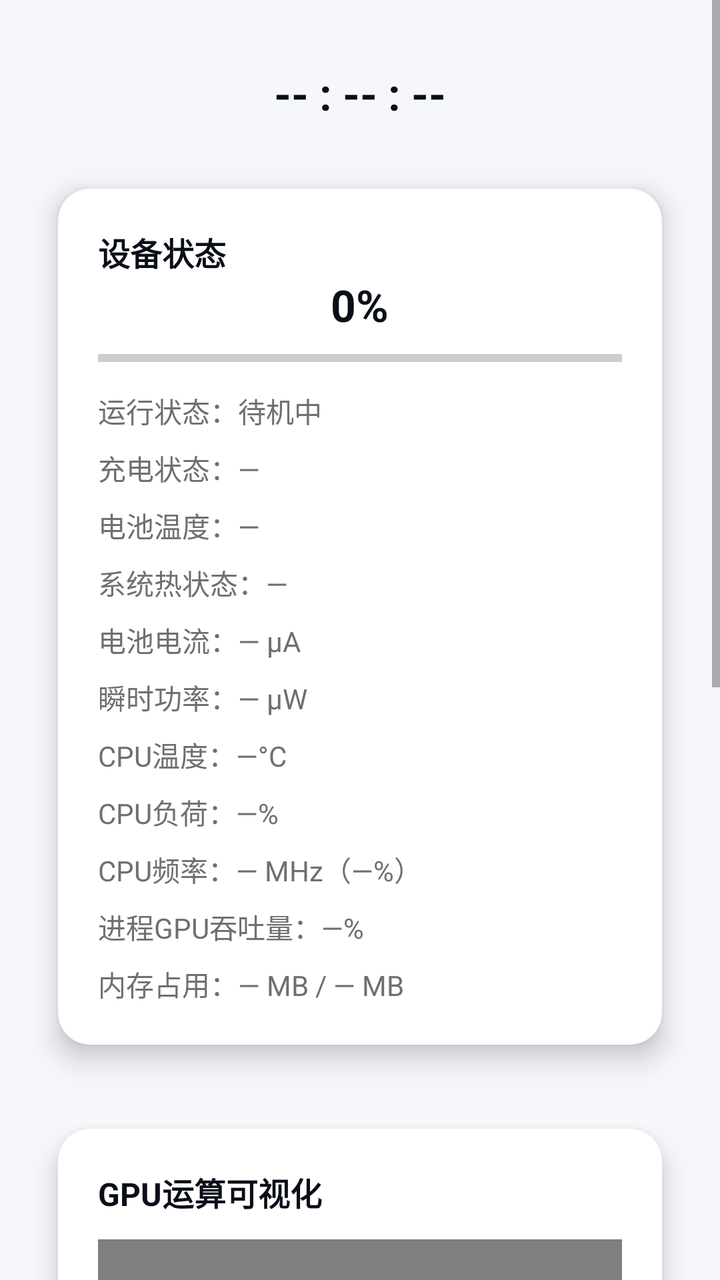
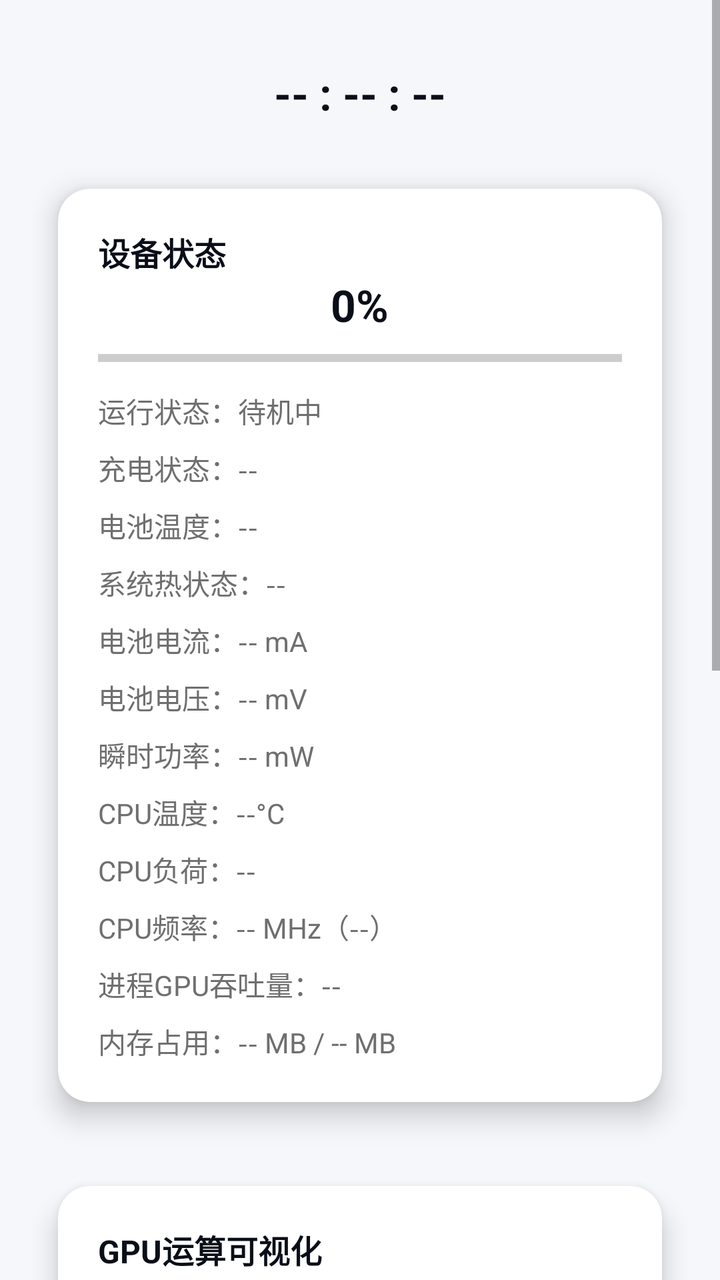

Compare the two renders of this Android layout. The source of the first and the diff that turns it into the second are given below.
<!-- AndroidManifest.xml: application theme Theme.PhoneWarmer -->
<!-- res/layout/activity_main.xml -->
<?xml version="1.0" encoding="utf-8"?>
<ScrollView xmlns:android="http://schemas.android.com/apk/res/android"
    xmlns:app="http://schemas.android.com/apk/res-auto"
    android:layout_width="match_parent"
    android:layout_height="match_parent"
    android:fillViewport="true"
    android:background="@color/background_main">

    <LinearLayout
        android:layout_width="match_parent"
        android:layout_height="wrap_content"
        android:orientation="vertical"
        android:padding="16dp">

        <TextView
            android:id="@+id/tvTime"
            android:layout_width="wrap_content"
            android:layout_height="wrap_content"
            android:layout_marginVertical="16dp"
            android:layout_gravity="center"
            android:text="@string/local_time_format"
            android:textSize="@dimen/text_size_xlarge"
            android:textStyle="bold"
            android:textColor="@color/text_main" />

        
        <com.google.android.material.card.MaterialCardView
            android:layout_width="match_parent"
            android:layout_height="wrap_content"
            android:layout_marginBottom="8dp"
            app:cardBackgroundColor="@color/background_card"
            app:cardCornerRadius="16dp"
            app:cardElevation="8dp"
            app:cardUseCompatPadding="true">

            <LinearLayout
                android:layout_width="match_parent"
                android:layout_height="wrap_content"
                android:orientation="vertical"
                android:padding="20dp">

                <TextView
                    android:layout_width="wrap_content"
                    android:layout_height="wrap_content"
                    android:text="@string/device_condition"
                    android:textSize="@dimen/text_size_medium"
                    android:textStyle="bold"
                    android:textColor="@color/text_main" />

                <TextView
                    android:id="@+id/tvBattery"
                    android:layout_width="wrap_content"
                    android:layout_height="wrap_content"
                    android:layout_gravity="center"
                    android:text="@string/battery_percentage"
                    android:textSize="@dimen/text_size_xlarge"
                    android:textColor="@color/text_main"
                    android:textStyle="bold" />

                <ProgressBar
                    android:id="@+id/progressBattery"
                    style="?android:attr/progressBarStyleHorizontal"
                    android:layout_width="match_parent"
                    android:layout_height="8dp"
                    android:layout_marginTop="8dp"
                    android:max="100"
                    android:progress="0"
                    android:progressBackgroundTint="@color/gray_dark"
                    android:progressTint="@color/green_main" />

                <TextView
                    android:id="@+id/tvStatus"
                    android:layout_width="wrap_content"
                    android:layout_height="wrap_content"
                    android:layout_marginTop="12dp"
                    android:text="@string/running_condition"
                    android:textSize="@dimen/text_size_small"
                    android:textColor="@color/text_description" />

                <TextView
                    android:id="@+id/tvCharging"
                    android:layout_width="wrap_content"
                    android:layout_height="wrap_content"
                    android:layout_marginTop="8dp"
                    android:text="@string/charger_condition"
                    android:textSize="@dimen/text_size_small"
                    android:textColor="@color/text_description" />

                <TextView
                    android:id="@+id/tvBatteryTemp"
                    android:layout_width="wrap_content"
                    android:layout_height="wrap_content"
                    android:layout_marginTop="8dp"
                    android:text="@string/charger_temperature"
                    android:textSize="@dimen/text_size_small"
                    android:textColor="@color/text_description" />

                <TextView
                    android:id="@+id/tvThermalStatus"
                    android:layout_width="wrap_content"
                    android:layout_height="wrap_content"
                    android:layout_marginTop="8dp"
                    android:text="@string/thermal_status"
                    android:textSize="@dimen/text_size_small"
                    android:textColor="@color/text_description" />

                <TextView
                    android:id="@+id/tvBatteryCurrent"
                    android:layout_width="wrap_content"
                    android:layout_height="wrap_content"
                    android:layout_marginTop="8dp"
                    android:text="@string/battery_current"
                    android:textSize="@dimen/text_size_small"
                    android:textColor="@color/text_description" />

                <TextView
                    android:id="@+id/tvBatteryPower"
                    android:layout_width="wrap_content"
                    android:layout_height="wrap_content"
                    android:layout_marginTop="8dp"
                    android:text="@string/battery_power"
                    android:textSize="@dimen/text_size_small"
                    android:textColor="@color/text_description" />

                <TextView
                    android:id="@+id/tvCpuTemp"
                    android:layout_width="wrap_content"
                    android:layout_height="wrap_content"
                    android:layout_marginTop="8dp"
                    android:text="@string/cpu_temperature"
                    android:textSize="@dimen/text_size_small"
                    android:textColor="@color/text_description" />

                <TextView
                    android:id="@+id/tvCpuLoad"
                    android:layout_width="wrap_content"
                    android:layout_height="wrap_content"
                    android:layout_marginTop="8dp"
                    android:text="@string/cpu_usage"
                    android:textSize="@dimen/text_size_small"
                    android:textColor="@color/text_description" />

                <TextView
                    android:id="@+id/tvCpuFreq"
                    android:layout_width="wrap_content"
                    android:layout_height="wrap_content"
                    android:layout_marginTop="8dp"
                    android:text="@string/cpu_frequency"
                    android:textSize="@dimen/text_size_small"
                    android:textColor="@color/text_description" />

                <TextView
                    android:id="@+id/tvGpuLoad"
                    android:layout_width="wrap_content"
                    android:layout_height="wrap_content"
                    android:layout_marginTop="8dp"
                    android:text="@string/gpu_usage"
                    android:textSize="@dimen/text_size_small"
                    android:textColor="@color/text_description" />

                <TextView
                    android:id="@+id/tvMemoryload"
                    android:layout_width="wrap_content"
                    android:layout_height="wrap_content"
                    android:layout_marginTop="8dp"
                    android:text="@string/memory_usage"
                    android:textSize="@dimen/text_size_small"
                    android:textColor="@color/text_description" />

            </LinearLayout>
        </com.google.android.material.card.MaterialCardView>

        
        <com.google.android.material.card.MaterialCardView
            android:layout_width="match_parent"
            android:layout_height="wrap_content"
            android:layout_marginBottom="8dp"
            app:cardBackgroundColor="@color/background_card"
            app:cardCornerRadius="16dp"
            app:cardElevation="8dp"
            app:cardUseCompatPadding="true">

            <LinearLayout
                android:layout_width="match_parent"
                android:layout_height="wrap_content"
                android:orientation="vertical"
                android:padding="20dp">

                <TextView
                    android:layout_width="wrap_content"
                    android:layout_height="wrap_content"
                    android:text="@string/gpu_visualization"
                    android:textSize="@dimen/text_size_medium"
                    android:textStyle="bold"
                    android:textColor="@color/text_main" />

                
                <android.opengl.GLSurfaceView
                    android:id="@+id/glSurfaceView"
                    android:layout_width="match_parent"
                    android:layout_height="200dp"
                    android:layout_marginTop="12dp" />

                <TextView
                    android:id="@+id/tvGpuStatus"
                    android:layout_width="wrap_content"
                    android:layout_height="wrap_content"
                    android:layout_marginTop="8dp"
                    android:text="@string/gpu_condition"
                    android:textSize="@dimen/text_size_small"
                    android:textColor="@color/text_description" />
            </LinearLayout>
        </com.google.android.material.card.MaterialCardView>

        
        <com.google.android.material.card.MaterialCardView
            android:layout_width="match_parent"
            android:layout_height="wrap_content"
            app:cardBackgroundColor="@color/background_card"
            app:cardCornerRadius="16dp"
            app:cardElevation="8dp"
            app:cardUseCompatPadding="true">

            <LinearLayout
                android:layout_width="match_parent"
                android:layout_height="wrap_content"
                android:orientation="vertical"
                android:padding="20dp">

                <TextView
                    android:layout_width="wrap_content"
                    android:layout_height="wrap_content"
                    android:text="@string/consumption_control"
                    android:textSize="@dimen/text_size_medium"
                    android:textStyle="bold"
                    android:textColor="@color/text_main" />

                <TextView
                    android:id="@+id/tvIntensityDesc"
                    android:layout_width="wrap_content"
                    android:layout_height="wrap_content"
                    android:layout_gravity="center"
                    android:text="@string/current_intensity_desc"
                    android:textSize="@dimen/text_size_medium"
                    android:textColor="@color/text_main"/>

                <TextView
                    android:id="@+id/tvIntensity"
                    android:layout_width="wrap_content"
                    android:layout_height="wrap_content"
                    android:layout_marginTop="6dp"
                    android:layout_gravity="center"
                    android:text="@string/current_intensity"
                    android:textSize="@dimen/text_size_xlarge"
                    android:textStyle="bold"
                    android:textColor="@color/text_main"/>

                <LinearLayout
                    style="?android:attr/buttonBarStyle"
                    android:layout_width="wrap_content"
                    android:layout_height="wrap_content"
                    android:layout_marginTop="12dp"
                    android:orientation="horizontal"
                    android:layout_gravity="center">

                    <Button
                        android:id="@+id/btnMinus"
                        style="?android:attr/buttonBarButtonStyle"
                        android:layout_width="wrap_content"
                        android:layout_height="wrap_content"
                        android:minWidth="60dp"
                        android:text="@string/intensity_subtract"
                        android:textSize="@dimen/text_size_large"
                        android:textStyle="bold"
                        android:textColor="@color/white"
                        android:backgroundTint="@color/btn_default" />

                    <Button
                        android:id="@+id/btnPlus"
                        style="?android:attr/buttonBarButtonStyle"
                        android:layout_width="wrap_content"
                        android:layout_height="wrap_content"
                        android:layout_marginStart="72dp"
                        android:minWidth="60dp"
                        android:text="@string/intensity_add"
                        android:textSize="@dimen/text_size_large"
                        android:textStyle="bold"
                        android:textColor="@color/white"
                        android:backgroundTint="@color/btn_default"/>
                </LinearLayout>

                <LinearLayout
                    style="?android:attr/buttonBarStyle"
                    android:layout_width="wrap_content"
                    android:layout_height="wrap_content"
                    android:layout_marginTop="16dp"
                    android:orientation="horizontal"
                    android:layout_gravity="center">

                    <Button
                        android:id="@+id/btnStart"
                        style="?android:attr/buttonBarButtonStyle"
                        android:layout_width="wrap_content"
                        android:layout_height="wrap_content"
                        android:minWidth="100dp"
                        android:text="@string/start_warming"
                        android:textColor="@color/white"
                        android:backgroundTint="@color/btn_warn" />

                    <Button
                        android:id="@+id/btnStop"
                        style="?android:attr/buttonBarButtonStyle"
                        android:layout_width="wrap_content"
                        android:layout_height="wrap_content"
                        android:minWidth="100dp"
                        android:layout_marginStart="32dp"
                        android:enabled="false"
                        android:text="@string/stop_warming"
                        android:textColor="@color/white"
                        android:backgroundTint="@color/btn_danger" />
                </LinearLayout>
            </LinearLayout>
        </com.google.android.material.card.MaterialCardView>

    </LinearLayout>

</ScrollView>
<!-- resources referenced by this layout -->
<resources>
  <color name="background_card">@color/white</color>
  <color name="background_main">#F6F7FB</color>
  <color name="btn_danger">@color/red_main</color>
  <color name="btn_default">@color/blue_main</color>
  <color name="btn_warn">@color/yellow_main</color>
  <color name="gray_dark">#404040</color>
  <color name="green_main">#4CAF50</color>
  <color name="text_description">#6F6F6F</color>
  <color name="text_main">#0A0E18</color>
  <color name="white">#FFFFFFFF</color>
  <dimen name="text_size_large">18sp</dimen>
  <dimen name="text_size_medium">16sp</dimen>
  <dimen name="text_size_small">14sp</dimen>
  <dimen name="text_size_xlarge">22sp</dimen>
  <string name="battery_current">电池电流：— μA</string>
  <string name="battery_percentage">0%</string>
  <string name="battery_power">瞬时功率：— μW</string>
  <string name="charger_condition">充电状态：—</string>
  <string name="charger_temperature">电池温度：—</string>
  <string name="consumption_control">耗能控制</string>
  <string name="cpu_frequency">CPU频率：— MHz（—%）</string>
  <string name="cpu_temperature">CPU温度：—°C</string>
  <string name="cpu_usage">CPU负荷：—%</string>
  <string name="current_intensity">2 级</string>
  <string name="current_intensity_desc">当前强度</string>
  <string name="device_condition">设备状态</string>
  <string name="gpu_condition">GPU运算状态：未启动</string>
  <string name="gpu_usage">进程GPU吞吐量：—%</string>
  <string name="gpu_visualization">GPU运算可视化</string>
  <string name="intensity_add">△</string>
  <string name="intensity_subtract">▽</string>
  <string name="local_time_format">-- : -- : --</string>
  <string name="memory_usage">内存占用：— MB / — MB</string>
  <string name="running_condition">运行状态：待机中</string>
  <string name="start_warming">开始升温</string>
  <string name="stop_warming">停止运转</string>
  <string name="thermal_status">系统热状态：—</string>
  <style name="Theme.PhoneWarmer" parent="Theme.MaterialComponents.DayNight.NoActionBar">
          
          <item name="colorPrimary">@color/background_main</item>
          <item name="colorPrimaryVariant">@color/green_secondary</item>
          <item name="colorOnPrimary">@color/white</item>
          
          <item name="colorSecondary">@color/blue_secondary</item>
          <item name="colorSecondaryVariant">@color/yellow_secondary</item>
          <item name="colorOnSecondary">@color/black</item>
          
          <item name="android:statusBarColor">?attr/colorPrimaryVariant</item>
          
      </style>
  <color name="red_main">#F44336</color>
  <color name="blue_main">#348EEF</color>
  <color name="yellow_main">#FFC107</color>
  <color name="green_secondary">#CBFBCD</color>
  <color name="blue_secondary">#CCE8FF</color>
  <color name="yellow_secondary">#FFF5C1</color>
  <color name="black">#FF000000</color>
</resources>

<!-- the commit's change to res/layout/activity_main.xml (unified diff, before → after) -->
@@ -110,6 +110,15 @@
                     android:layout_height="wrap_content"
                     android:layout_marginTop="8dp"
                     android:text="@string/battery_current"
+                    android:textSize="@dimen/text_size_small"
+                    android:textColor="@color/text_description" />
+
+                <TextView
+                    android:id="@+id/tvBatteryVoltage"
+                    android:layout_width="wrap_content"
+                    android:layout_height="wrap_content"
+                    android:layout_marginTop="8dp"
+                    android:text="@string/battery_voltage"
                     android:textSize="@dimen/text_size_small"
                     android:textColor="@color/text_description" />
 
<!-- resource entries referenced after the edit -->
@@ -14,29 +14,30 @@
   <dimen name="text_size_medium">16sp</dimen>
   <dimen name="text_size_small">14sp</dimen>
   <dimen name="text_size_xlarge">22sp</dimen>
-  <string name="battery_current">电池电流：— μA</string>
+  <string name="battery_current">电池电流：-- mA</string>
   <string name="battery_percentage">0%</string>
-  <string name="battery_power">瞬时功率：— μW</string>
-  <string name="charger_condition">充电状态：—</string>
-  <string name="charger_temperature">电池温度：—</string>
+  <string name="battery_power">瞬时功率：-- mW</string>
+  <string name="battery_voltage">电池电压：-- mV</string>
+  <string name="charger_condition">充电状态：--</string>
+  <string name="charger_temperature">电池温度：--</string>
   <string name="consumption_control">耗能控制</string>
-  <string name="cpu_frequency">CPU频率：— MHz（—%）</string>
-  <string name="cpu_temperature">CPU温度：—°C</string>
-  <string name="cpu_usage">CPU负荷：—%</string>
+  <string name="cpu_frequency">CPU频率：-- MHz（--）</string>
+  <string name="cpu_temperature">CPU温度：--°C</string>
+  <string name="cpu_usage">CPU负荷：--</string>
   <string name="current_intensity">2 级</string>
   <string name="current_intensity_desc">当前强度</string>
   <string name="device_condition">设备状态</string>
   <string name="gpu_condition">GPU运算状态：未启动</string>
-  <string name="gpu_usage">进程GPU吞吐量：—%</string>
+  <string name="gpu_usage">进程GPU吞吐量：--</string>
   <string name="gpu_visualization">GPU运算可视化</string>
-  <string name="intensity_add">△</string>
-  <string name="intensity_subtract">▽</string>
+  <string name="intensity_add">+</string>
+  <string name="intensity_subtract">-</string>
   <string name="local_time_format">-- : -- : --</string>
-  <string name="memory_usage">内存占用：— MB / — MB</string>
+  <string name="memory_usage">内存占用：-- MB / -- MB</string>
   <string name="running_condition">运行状态：待机中</string>
   <string name="start_warming">开始升温</string>
   <string name="stop_warming">停止运转</string>
-  <string name="thermal_status">系统热状态：—</string>
+  <string name="thermal_status">系统热状态：--</string>
   <style name="Theme.PhoneWarmer" parent="Theme.MaterialComponents.DayNight.NoActionBar">
           
           <item name="colorPrimary">@color/background_main</item>
